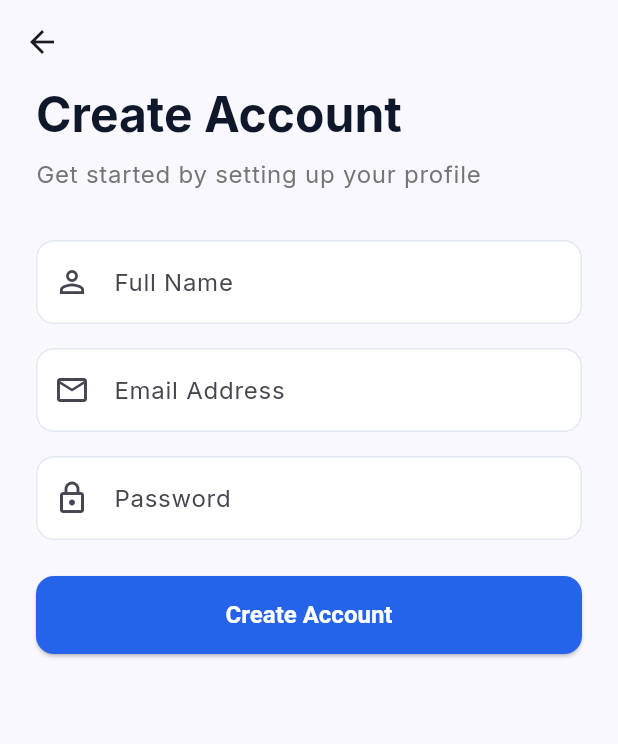
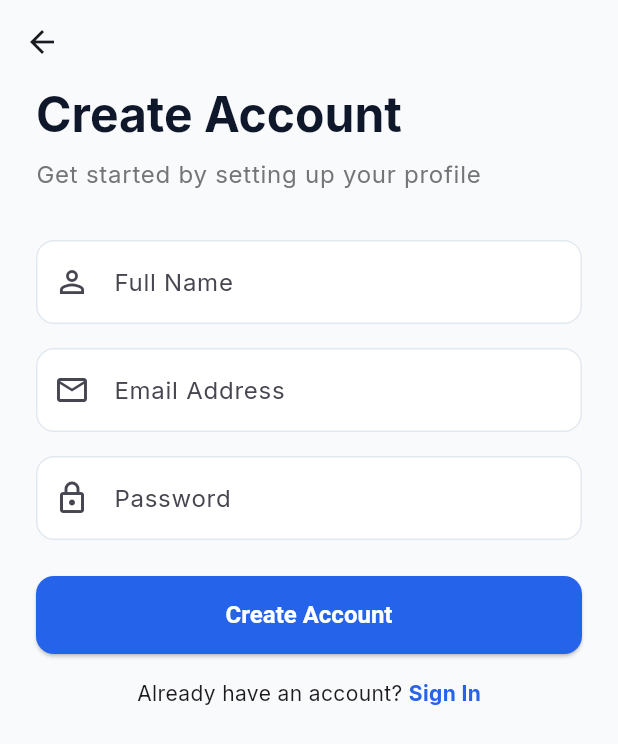
Before and after one commit to ngocbnguyen/hexi-decimus, a Flutter app: the RegisterScreen screen opened by its route, on a phone screen of 412 x 824 dp. Shown: the top 744 px of the screen. Run offline on Flutter 3.47's test engine with Material 3 defaults, Android fonts, the phone set to English and light mode, and no system bars; our stand-ins replace google_fonts.

Commit message:
fix: correct deprecated colorScheme reference, add login link

```diff
--- a/frontend/lib/screens/auth/register_screen.dart
+++ b/frontend/lib/screens/auth/register_screen.dart
@@ -3,7 +3,6 @@ import '../../config/routes.dart';
 
 class RegisterScreen extends StatefulWidget {
   const RegisterScreen({super.key});
-
   @override
   State<RegisterScreen> createState() => _RegisterScreenState();
 }
@@ -25,7 +24,8 @@ class _RegisterScreenState extends State<RegisterScreen> {
   Widget build(BuildContext context) {
     return Scaffold(
       appBar: AppBar(backgroundColor: Colors.transparent, elevation: 0),
-      backgroundColor: Theme.of(context).colorScheme.background,
+      // Fixed: colorScheme.background is deprecated in Material 3; surface matches the app's seeded theme.
+      backgroundColor: Theme.of(context).colorScheme.surface,
       body: SafeArea(
         child: SingleChildScrollView(
           padding: const EdgeInsets.symmetric(horizontal: 24.0),
@@ -87,6 +87,26 @@ class _RegisterScreenState extends State<RegisterScreen> {
                   onPressed: _handleRegister,
                   child: const Text('Create Account'),
                 ),
+                const SizedBox(height: 16),
+                Center(
+                  child: Row(
+                    mainAxisAlignment: MainAxisAlignment.center,
+                    children: [
+                      const Text('Already have an account? '),
+                      GestureDetector(
+                        onTap: () => Navigator.pushReplacementNamed(context, AppRoutes.login),
+                        child: Text(
+                          'Sign In',
+                          style: TextStyle(
+                            color: Theme.of(context).colorScheme.primary,
+                            fontWeight: FontWeight.bold,
+                          ),
+                        ),
+                      ),
+                    ],
+                  ),
+                ),
+                const SizedBox(height: 24),
               ],
             ),
           ),
```
